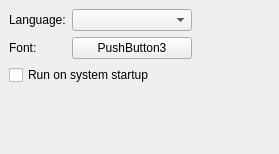
XMuli/myapp-template, file src/ui/setting/sub_general.ui: the form before one commit.
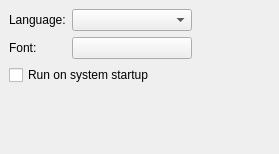
The form after the commit.

Patch:
```diff
--- a/src/ui/setting/sub_general.ui
+++ b/src/ui/setting/sub_general.ui
@@ -53,7 +53,7 @@
       <item row="1" column="1">
        <widget class="QPushButton" name="btnFont">
         <property name="text">
-         <string>PushButton3</string>
+         <string/>
         </property>
        </widget>
       </item>
```
